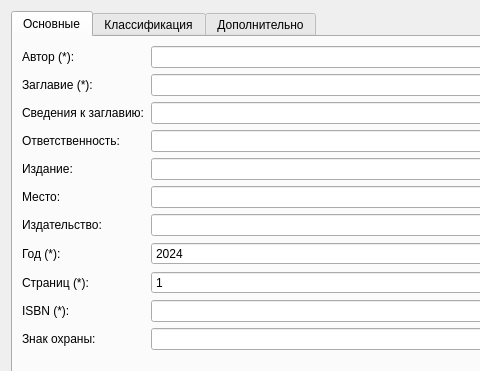
First picture: the form in ui/forms/add_book_dialog.ui, repository ivankrtulgu/kurs_kod_MTP_6_sem, before the edit; both pictures show x 0 to 480 and y 0 to 371 of the 750 by 700 pixel window.
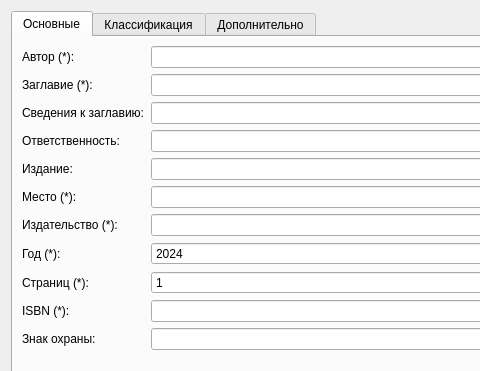
Second picture: the form after the edit.

Commit message: fix(ui): исправлена работа формы добавления книг

```diff
--- a/ui/forms/add_book_dialog.ui
+++ b/ui/forms/add_book_dialog.ui
@@ -105,7 +105,7 @@
        <item row="5" column="0">
         <widget class="QLabel" name="label_place">
          <property name="text">
-          <string>Место:</string>
+          <string>Место (*):</string>
          </property>
         </widget>
        </item>
@@ -119,7 +119,7 @@
        <item row="6" column="0">
         <widget class="QLabel" name="label_publisher">
          <property name="text">
-          <string>Издательство:</string>
+          <string>Издательство (*):</string>
          </property>
         </widget>
        </item>
```
The commit also changes 4 other files.
